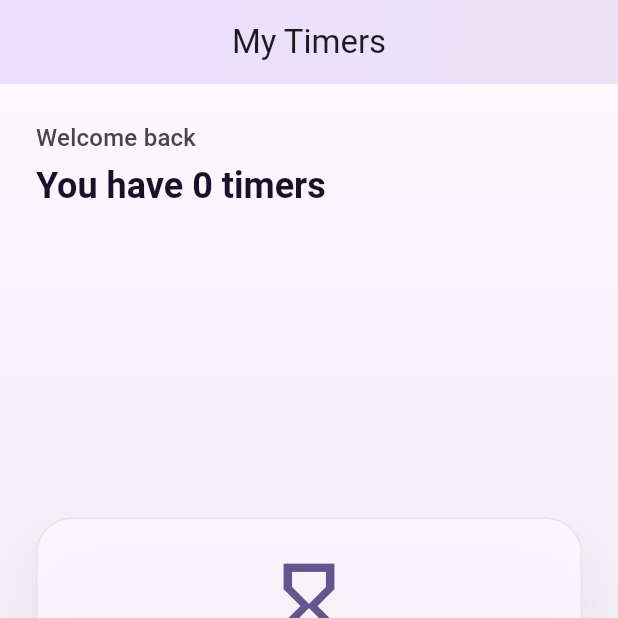
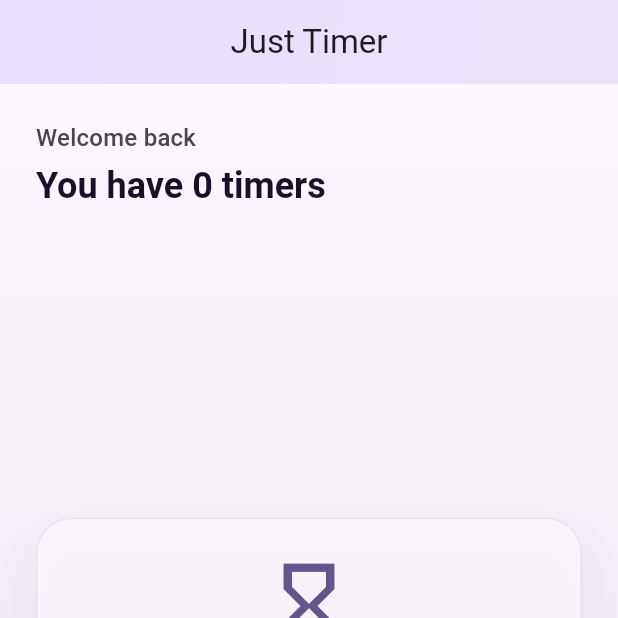
Before and after one commit to a58161017/kiuno-timer, a Flutter app: the screen it shows after launch, on a phone screen of 412 x 824 dp, the top half of it. Run offline on Flutter 3.47's test engine with Material 3 defaults, Android fonts, the light colour scheme and no system bars; our stand-ins replace audioplayers, flutter_local_notifications, flutter_riverpod, shared_preferences, vibration.

Commit message:
modify some tranlation bugs

```diff
--- a/lib/l10n/app_en.arb
+++ b/lib/l10n/app_en.arb
@@ -1,7 +1,7 @@
 {
   "@@locale": "en",
-  "appTitle": "Kiuno Timer",
-  "timerListTitle": "My Timers",
+  "appTitle": "Just Timer",
+  "timerListTitle": "Just Timer",
   "welcomeBack": "Welcome back",
   "timerCount": "{count, plural, one {You have {count} timer} other {You have {count} timers}}",
   "@timerCount": {
--- a/lib/l10n/app_localizations.dart
+++ b/lib/l10n/app_localizations.dart
@@ -172,8 +172,8 @@ class _AppLocalizationsDelegate
 
 const Map<String, Map<String, String>> _localizedValues = {
   'en': {
-    'appTitle': 'Kiuno Timer',
-    'timerListTitle': 'My Timers',
+    'appTitle': 'Just Timer',
+    'timerListTitle': 'Just Timer',
     'welcomeBack': 'Welcome back',
     'emptyStateTitle': 'Create your first timer',
     'emptyStateDescription':
@@ -214,8 +214,8 @@ const Map<String, Map<String, String>> _localizedValues = {
     'notificationTimerFinishedTitle': 'Timer finished',
   },
   'zh_TW': {
-    'appTitle': 'Kiuno 計時器',
-    'timerListTitle': '我的計時器',
+    'appTitle': '就只是個計時器',
+    'timerListTitle': '就只是個計時器',
     'welcomeBack': '歡迎回來',
     'emptyStateTitle': '建立第一個計時器',
     'emptyStateDescription': '運動、專注或提醒都可以用漂亮的計時器來管理。',
--- a/lib/l10n/app_zh_TW.arb
+++ b/lib/l10n/app_zh_TW.arb
@@ -1,7 +1,7 @@
 {
   "@@locale": "zh_TW",
-  "appTitle": "Kiuno 計時器",
-  "timerListTitle": "我的計時器",
+  "appTitle": "就只是個計時器",
+  "timerListTitle": "就只是個計時器",
   "welcomeBack": "歡迎回來",
   "timerCount": "您共有 {count} 個計時器",
   "@timerCount": {
--- a/lib/main.dart
+++ b/lib/main.dart
@@ -30,7 +30,10 @@ class MyApp extends ConsumerWidget {
       supportedLocales: AppLocalizations.supportedLocales,
       localeResolutionCallback: (locale, supportedLocales) {
         final resolved = AppLocalizations.resolveLocale(locale, supportedLocales);
-        ref.read(currentLocaleProvider.notifier).state = resolved;
+        // 延遲狀態更新，避免在 build 期間寫入 Provider
+        WidgetsBinding.instance.addPostFrameCallback((_) {
+          ref.read(currentLocaleProvider.notifier).state = resolved;
+        });
         return resolved;
       },
       theme: ThemeData(
--- a/pubspec.yaml
+++ b/pubspec.yaml
@@ -42,7 +42,7 @@ dependencies:
   audioplayers: ^6.5.0
   vibration: ^3.1.3
   flutter_local_notifications: ^17.2.2
-  intl: ^0.19.0
+  intl: ^0.20.2
 
 dev_dependencies:
   flutter_test:
```
